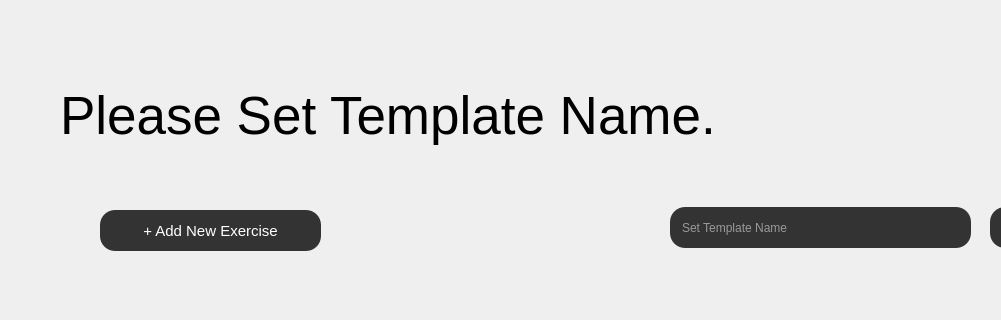
This is code/weightlifttemplate.ui in amroomargit/Forge as Qt 5 draws it before an edit; both pictures show x 0 to 1001 and y 0 to 320 of the 1203 by 721 pixel window. The edited form follows.
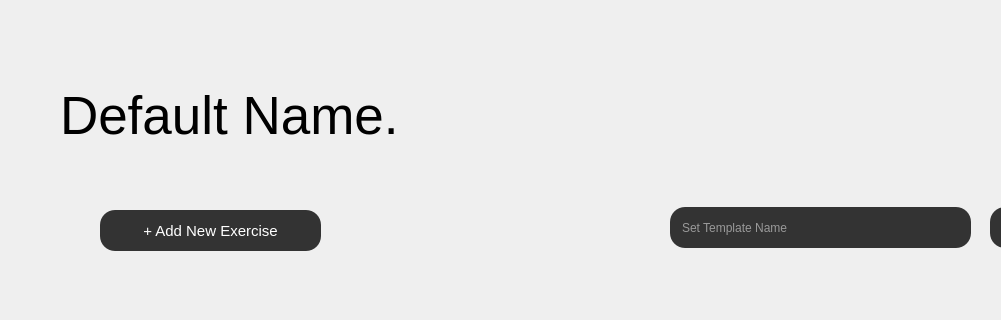
This is the edited form.

Patch:
```diff
--- a/code/weightlifttemplate.ui
+++ b/code/weightlifttemplate.ui
@@ -63,7 +63,7 @@
      </font>
     </property>
     <property name="text">
-     <string>Please Set Template Name.</string>
+     <string>Default Name.</string>
     </property>
    </widget>
    <widget class="QPushButton" name="addNewExerciseButton">
```
